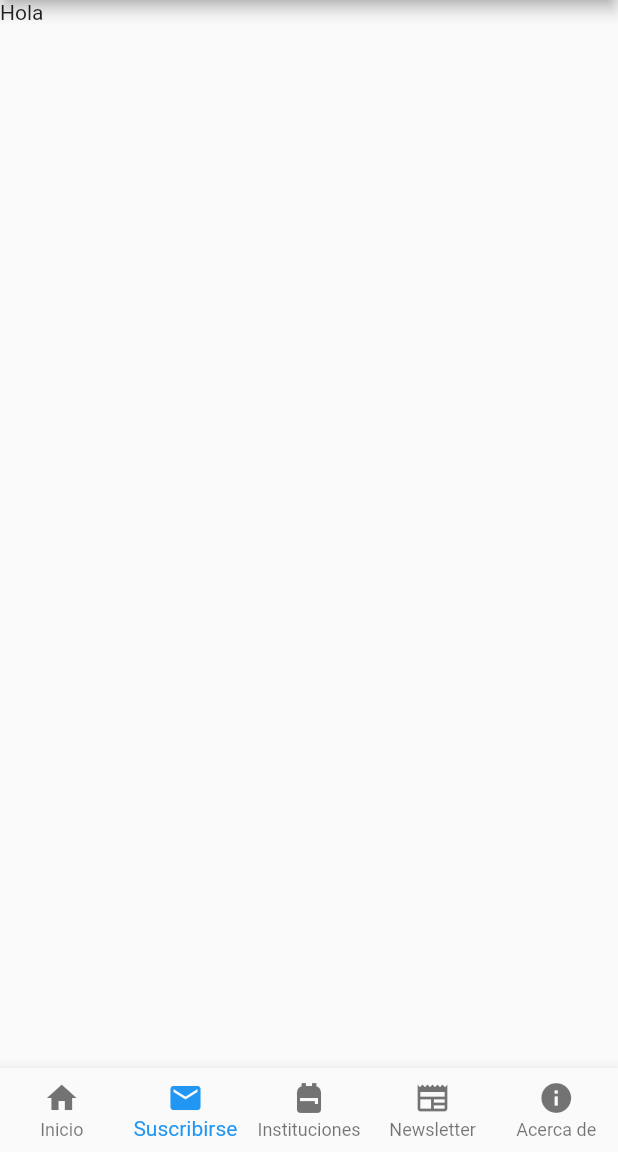
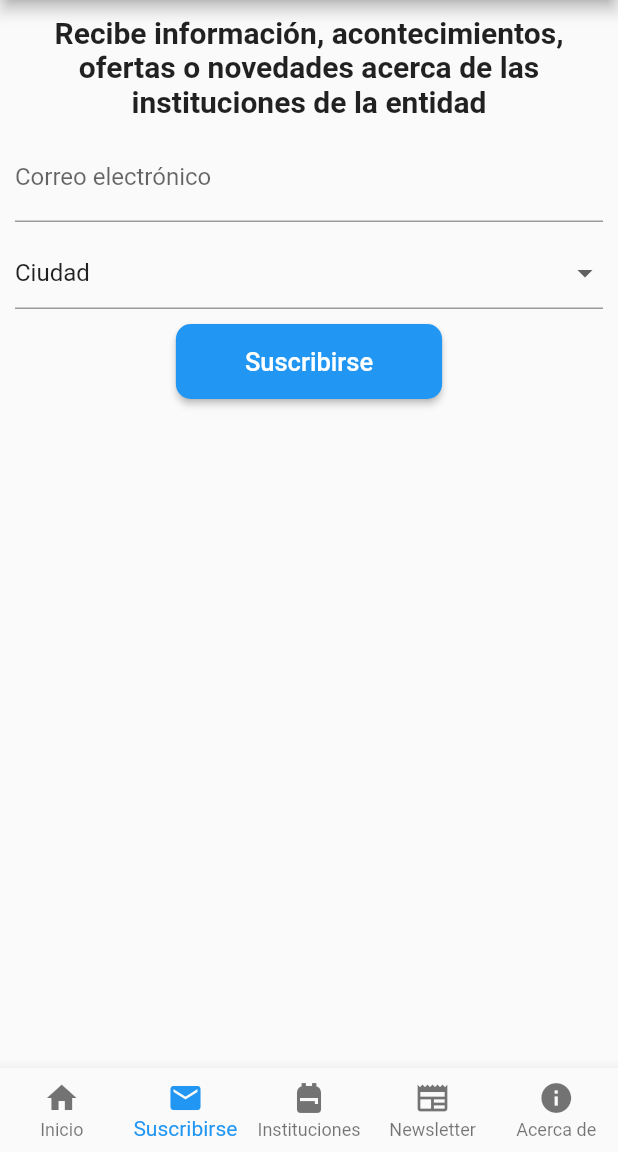
Before and after one commit to Pimpollo30/eduqro, a Flutter app: the screen it shows after launch, swiped to page 2, on a phone screen of 412 x 824 dp, the part 84-1236 px from its top. Run offline on Flutter 3.47's test engine with Material 2 defaults, Android fonts, the phone set to English and light mode, and no system bars.

Commit message:
SuscribirsePage modified

```diff
--- a/lib/pages/suscribirse_page.dart
+++ b/lib/pages/suscribirse_page.dart
@@ -6,7 +6,56 @@ class SuscribirsePage extends StatelessWidget {
   @override
   Widget build(BuildContext context) {
     return Container(
-      child: Text("Hola"),
+      padding: EdgeInsets.symmetric(horizontal: 10),
+      width: double.infinity,
+      child: Form(
+        child: Column(
+          children: [
+            SizedBox(height:10),
+            Text(
+              "Recibe información, acontecimientos,\nofertas o novedades acerca de las\ninstituciones de la entidad",
+              textAlign: TextAlign.center,
+              style: TextStyle(
+                color: Colors.black87,
+                fontSize:20,
+                fontWeight: FontWeight.bold,
+              )
+              ),
+            SizedBox(height:10),
+            TextFormField(
+              decoration: InputDecoration(
+                labelText: 'Correo electrónico',
+                hintText: 'Correo electrónico'
+              ),
+            ),
+            SizedBox(height:10),
+            DropdownButtonFormField(
+              items: [DropdownMenuItem(child: Text('Ciudad'))],
+              onChanged: (value) {}),
+            SizedBox(height:10),
+            MaterialButton(
+              shape: RoundedRectangleBorder(
+                borderRadius: BorderRadius.circular(10),
+              ),
+              child: Container(
+                padding: EdgeInsets.symmetric(
+                  horizontal: 30,
+                  vertical: 15,
+                ),
+                child: Text(
+                  "Suscribirse",
+                  style: TextStyle(
+                    color: Colors.white,
+                    fontSize: 17,
+                    ),
+                  ),
+              ),
+              color: Colors.blue,
+              onPressed: () {}
+              )
+          ],
+        ),
+      ),
     );
   }
 }
```
